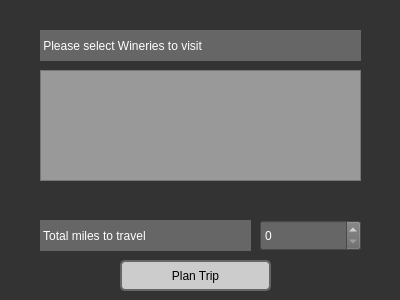
First picture: the form in plancustomtrip.ui, repository tyler949/CS1D-FirstPorject, before the edit.
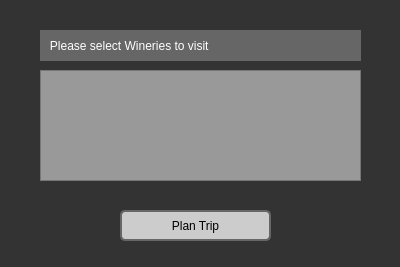
Second picture: the form after the edit.

The edit to the form file:
```diff
--- a/plancustomtrip.ui
+++ b/plancustomtrip.ui
@@ -7,7 +7,7 @@
     <x>0</x>
     <y>0</y>
     <width>400</width>
-    <height>300</height>
+    <height>267</height>
    </rect>
   </property>
   <property name="windowTitle">
@@ -55,37 +55,14 @@
     </rect>
    </property>
    <property name="text">
-    <string> Please select Wineries to visit </string>
-   </property>
-  </widget>
-  <widget class="QLabel" name="label_2">
-   <property name="geometry">
-    <rect>
-     <x>40</x>
-     <y>220</y>
-     <width>211</width>
-     <height>31</height>
-    </rect>
-   </property>
-   <property name="text">
-    <string> Total miles to travel</string>
-   </property>
-  </widget>
-  <widget class="QSpinBox" name="spinBox">
-   <property name="geometry">
-    <rect>
-     <x>260</x>
-     <y>220</y>
-     <width>101</width>
-     <height>31</height>
-    </rect>
+    <string>   Please select Wineries to visit </string>
    </property>
   </widget>
   <widget class="QPushButton" name="pushButton">
    <property name="geometry">
     <rect>
      <x>120</x>
-     <y>260</y>
+     <y>210</y>
      <width>151</width>
      <height>31</height>
     </rect>
@@ -117,19 +94,6 @@
     <string/>
    </property>
   </widget>
-  <widget class="QLabel" name="noMilesToTravel">
-   <property name="geometry">
-    <rect>
-     <x>40</x>
-     <y>190</y>
-     <width>321</width>
-     <height>31</height>
-    </rect>
-   </property>
-   <property name="text">
-    <string/>
-   </property>
-  </widget>
  </widget>
  <resources/>
  <connections/>
```
Left out of the diff: 2 changed lines with no effect on the pictures.
